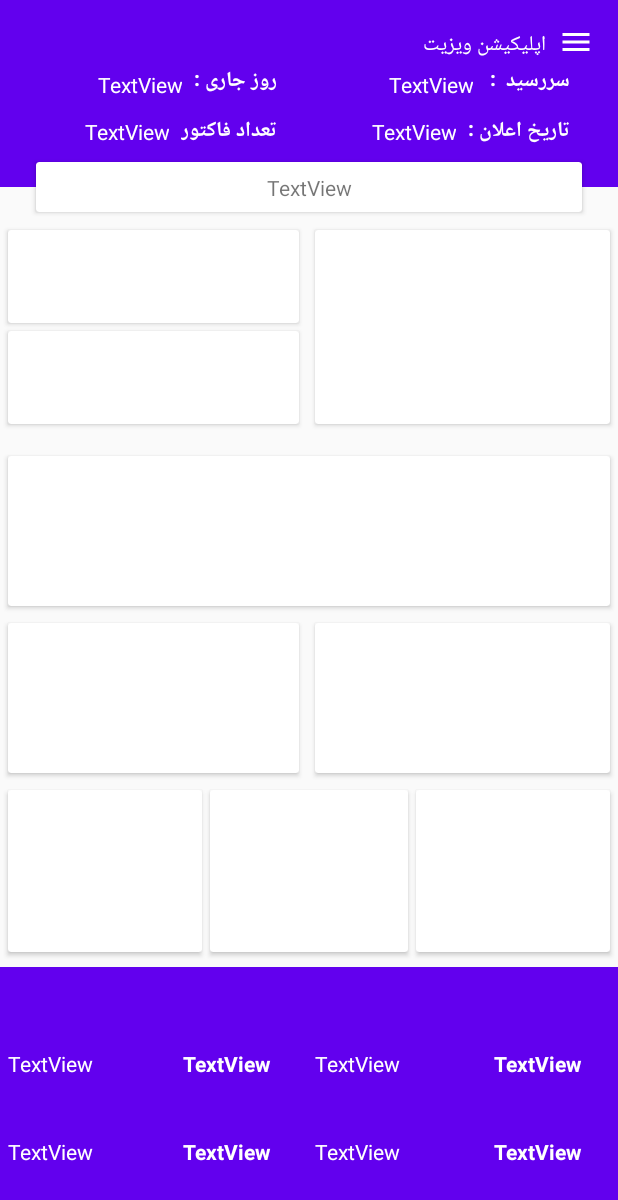
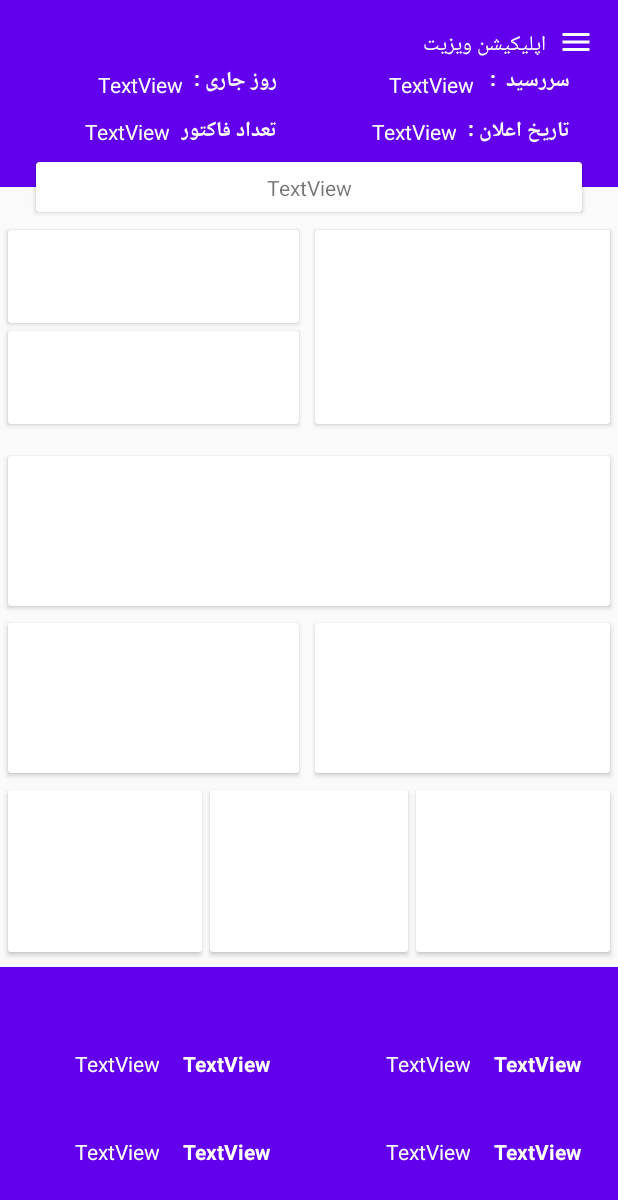
Before and after one commit to SamanSepahvand/ChatMessageHandler, an Android app: the screen it shows after launch (Main), on a phone screen of 412 x 824 dp. Shown: the top 1200 px of the screen. Run offline under Robolectric (Android 15) with nearby library versions, the phone set to English and light mode, and no system bars.

Commit message:
comit fotter

```diff
--- a/app/src/main/res/layout/main.xml
+++ b/app/src/main/res/layout/main.xml
@@ -71,6 +71,8 @@
                 android:layout_marginEnd="8dp"
                 android:layout_marginRight="8dp"
                 android:text="TextView"
+                android:gravity="right"
+
                 android:textColor="#fff"
                 app:layout_constraintBottom_toTopOf="@+id/textView16"
                 app:layout_constraintEnd_toStartOf="@+id/textView13"
@@ -106,6 +108,7 @@
                 android:layout_marginRight="8dp"
                 android:layout_marginBottom="16dp"
                 android:text="TextView"
+                android:gravity="right"
                 android:textColor="#fff"
                 app:layout_constraintBottom_toBottomOf="parent"
                 app:layout_constraintEnd_toStartOf="@+id/textView15"
@@ -157,6 +160,7 @@
                 android:layout_marginEnd="8dp"
                 android:layout_marginRight="8dp"
                 android:text="TextView"
+                android:gravity="right"
                 android:textColor="#fff"
                 app:layout_constraintBottom_toTopOf="@+id/textView20"
                 app:layout_constraintEnd_toStartOf="@+id/textView17"
@@ -174,6 +178,7 @@
                 android:layout_marginRight="8dp"
                 android:layout_marginBottom="16dp"
                 android:text="TextView"
+                android:gravity="right"
                 android:textColor="#fff"
                 app:layout_constraintBottom_toBottomOf="parent"
                 app:layout_constraintEnd_toStartOf="@+id/textView18"
```
